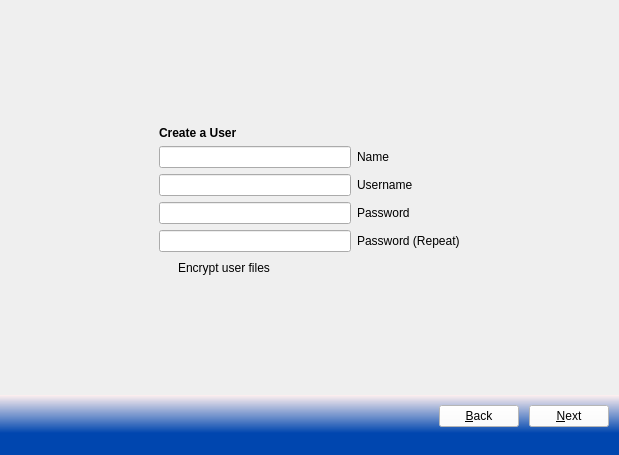
Before: the Qt Designer form src-qt4/pc-firstbootgui/firstboot.ui in trueos/pcbsd, drawn with Qt 5.
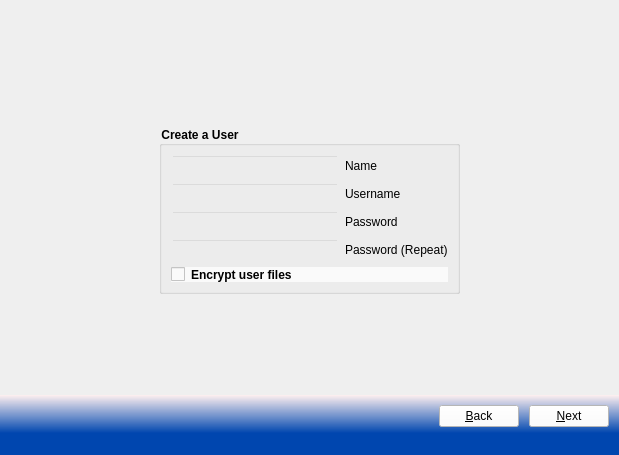
After: the same form once the commit is applied. The open tabs and pages were chosen to show the change. Icons and pictures are not drawn.

Commit message: Update the first-boot wizard to fix the background on the Encrypt User Files checkbox, while here add a nice icon to it also

Patch:
```diff
--- a/src-qt4/pc-firstbootgui/firstboot.ui
+++ b/src-qt4/pc-firstbootgui/firstboot.ui
@@ -772,24 +772,26 @@
             </item>
            </layout>
           </item>
-          <item>
-           <widget class="QLabel" name="label_16">
-            <property name="font">
-             <font>
-              <weight>75</weight>
-              <bold>true</bold>
-             </font>
-            </property>
-            <property name="styleSheet">
-             <string notr="true">background: transparent;</string>
-            </property>
-            <property name="text">
-             <string>Create a User</string>
-            </property>
-           </widget>
-          </item>
           <item>
            <layout class="QGridLayout" name="gridLayout_6">
+            <item row="0" column="0" colspan="2">
+             <widget class="QGroupBox" name="groupBox_2">
+              <property name="font">
+               <font>
+                <weight>75</weight>
+                <bold>true</bold>
+               </font>
+              </property>
+              <property name="autoFillBackground">
+               <bool>false</bool>
+              </property>
+              <property name="styleSheet">
+               <string notr="true">background: transparent;</string>
+              </property>
+              <property name="title">
+               <string>Create a User</string>
+              </property>
+              <layout class="QGridLayout" name="gridLayout_11">
             <item row="0" column="0">
              <widget class="QLineEdit" name="lineName">
               <property name="styleSheet">
@@ -854,23 +856,47 @@
               </property>
              </widget>
             </item>
-           </layout>
-          </item>
-          <item>
+               <item row="4" column="0" colspan="2">
            <widget class="QCheckBox" name="checkEnc">
+                 <property name="font">
+                  <font>
+                   <weight>75</weight>
+                   <bold>true</bold>
+                  </font>
+                 </property>
             <property name="toolTip">
              <string>Will encrypt users home-directory</string>
             </property>
             <property name="statusTip">
              <string>Will encrypt users home-directory</string>
             </property>
+                 <property name="autoFillBackground">
+                  <bool>false</bool>
+                 </property>
             <property name="styleSheet">
-             <string notr="true">background: transparent;</string>
+                  <string notr="true">border-width: 1px;
+background-color: rgb(250, 250, 250);
+</string>
             </property>
             <property name="text">
              <string>Encrypt user files</string>
             </property>
-           </widget>
+                 <property name="icon">
+                  <iconset resource="pc-firstboot.qrc">
+                   <normaloff>:/modules/images/encrypted.png</normaloff>:/modules/images/encrypted.png</iconset>
+                 </property>
+                 <property name="iconSize">
+                  <size>
+                   <width>32</width>
+                   <height>32</height>
+                  </size>
+                 </property>
+                </widget>
+               </item>
+              </layout>
+             </widget>
+            </item>
+           </layout>
           </item>
           <item>
            <spacer name="verticalSpacer_8">
```
Left out of the diff: 2 changed lines with no effect on the pictures. Lines whose indentation alone changed are shown as unchanged.
